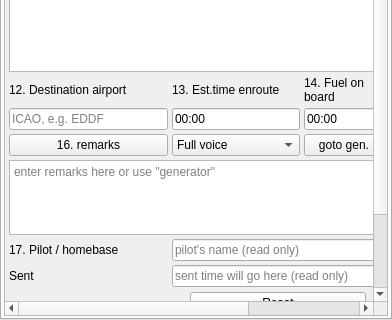
First picture: the form in src/blackgui/components/flightplancomponent.ui, repository swift-project/pilotclient, before the edit; both pictures show x 0 to 392 and y 190 to 510 of the 392 by 510 pixel window.
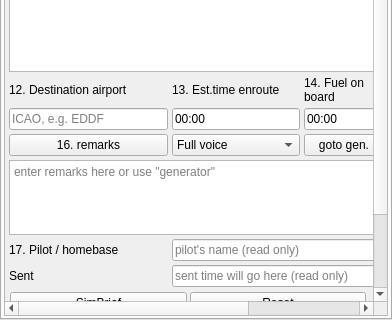
Second picture: the form after the edit. Icons and pictures are not drawn. Custom widgets are drawn as their Qt base class.

Commit message:
refactor: Move SimBrief button to a easier to reach location
As requested by some users, this button is used more often than other
buttons in the flight plan component. Hence it should be moved to a
better place.

The edit to the form file:
```diff
--- a/src/blackgui/components/flightplancomponent.ui
+++ b/src/blackgui/components/flightplancomponent.ui
@@ -722,7 +722,7 @@
              </property>
             </widget>
            </item>
-           <item row="1" column="2">
+           <item row="0" column="0">
             <widget class="QPushButton" name="pb_SimBrief">
              <property name="text">
               <string>SimBrief</string>
```
Left out of the diff: 2 changed lines with no effect on the pictures.
